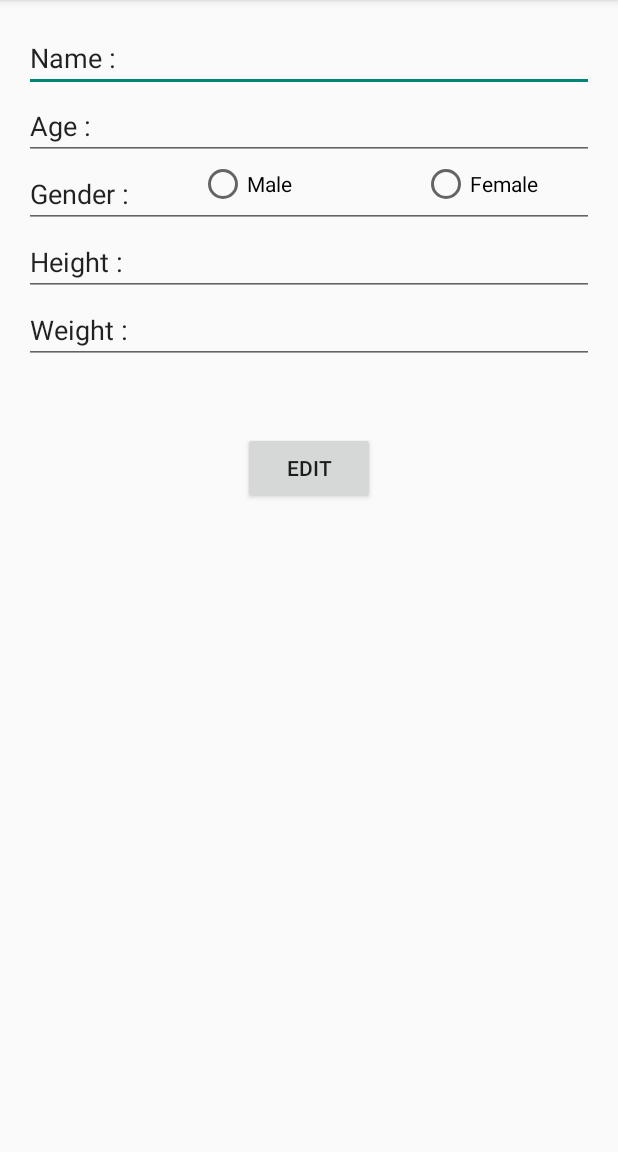
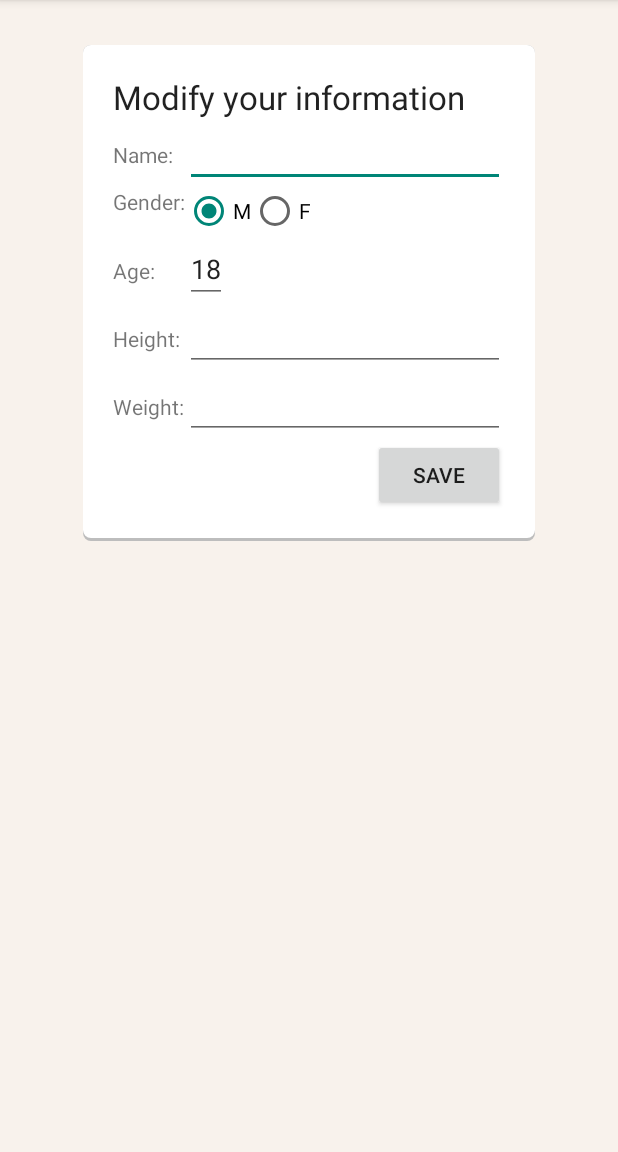
Before and after one commit to billyng7900/stepcounter, an Android app: the layout activity_view.xml on its own in the app's theme, with its tools: preview values and no code run, on a phone screen of 412 x 824 dp, the part 84-1236 px from its top. Run offline under Robolectric (Android 15) with nearby library versions, the phone set to English and light mode, and no system bars.

Commit message:
View User Data Updated

```diff
--- a/app/src/main/java/com/example/billy/myapplication/ViewListAdapter.java
+++ b/app/src/main/java/com/example/billy/myapplication/ViewListAdapter.java
@@ -5,6 +5,7 @@ import android.view.LayoutInflater;
 import android.view.View;
 import android.view.ViewGroup;
 import android.widget.BaseAdapter;
+import android.widget.RadioGroup;
 import android.widget.TextView;
 
 import java.util.ArrayList;
@@ -16,7 +17,7 @@ public class ViewListAdapter extends BaseAdapter {
     static class ViewHolder{
         TextView name;
         TextView age;
-        TextView gender;
+        RadioGroup gender;
         TextView height;
         TextView weight;
     }
@@ -48,7 +49,7 @@ public class ViewListAdapter extends BaseAdapter {
             holder=new ViewHolder();
             holder.name=(TextView)convertView.findViewById(R.id.tv_name);
             holder.age=(TextView)convertView.findViewById(R.id.tv_age);
-            holder.gender=(TextView)convertView.findViewById(R.id.tv_gender);
+            holder.gender=(RadioGroup)convertView.findViewById(R.id.genderRadioGroup);
             holder.height=(TextView)convertView.findViewById(R.id.tv_height);
             holder.weight=(TextView)convertView.findViewById(R.id.tv_weight);
 
@@ -58,7 +59,6 @@ public class ViewListAdapter extends BaseAdapter {
         }
         holder.name.setText(userData.get(position).getName());
         holder.age.setText(String.valueOf(userData.get(position).getAge()));
-        holder.gender.setText(userData.get(position).getGender());
         holder.height.setText(String.valueOf(userData.get(position).getHeight()));
         holder.weight.setText(String.valueOf(userData.get(position).getWeight()));
         return convertView;
--- a/app/src/main/res/layout/activity_view.xml
+++ b/app/src/main/res/layout/activity_view.xml
@@ -1,83 +1,141 @@
-<RelativeLayout xmlns:android="http://schemas.android.com/apk/res/android"
-    xmlns:tools="http://schemas.android.com/tools" android:layout_width="match_parent"
-    android:layout_height="match_parent" android:paddingLeft="@dimen/activity_horizontal_margin"
-    android:paddingRight="@dimen/activity_horizontal_margin"
-    android:paddingTop="@dimen/activity_vertical_margin"
-    android:paddingBottom="@dimen/activity_vertical_margin" tools:context=".MainActivity">
+<?xml version="1.0" encoding="utf-8"?>
+<LinearLayout xmlns:android="http://schemas.android.com/apk/res/android"
+    android:orientation="vertical" android:layout_width="match_parent"
+    android:layout_height="match_parent"
+    android:weightSum="1"
+    android:background="@color/bg_color">
+
+    <GridLayout
+        android:layout_width="wrap_content"
+        android:layout_height="wrap_content"
+        android:columnCount="2"
+        android:rowCount="8"
+        android:layout_gravity="center_horizontal"
+        android:background="@drawable/layout_rectangle"
+        android:padding="20dp"
+        android:layout_marginLeft="20dp"
+        android:layout_marginTop="30dp"
+        android:layout_marginRight="20dp" >
+
+    <TextView
+        android:layout_width="wrap_content"
+        android:layout_height="wrap_content"
+        android:textAppearance="?android:attr/textAppearanceLarge"
+        android:text="Modify your information"
+        android:id="@+id/infoLabel"
+        android:layout_row="0"
+        android:layout_column="0"
+        android:layout_columnSpan="2"/>
+
+    <TextView
+        android:layout_width="wrap_content"
+        android:layout_height="wrap_content"
+        android:text="@string/name_Label"
+        android:id="@+id/nameLabel"
+        android:layout_row="2"
+        android:layout_column="0" />
 
     <EditText
         android:layout_width="wrap_content"
         android:layout_height="wrap_content"
         android:inputType="textPersonName"
-        android:text="Name : "
         android:ems="10"
         android:id="@+id/tv_name"
-        android:layout_alignParentTop="true"
-        android:layout_alignParentStart="true"
-        android:layout_alignParentEnd="true" />
+        android:layout_row="2"
+        android:layout_column="1" />
+
+    <TextView
+        android:layout_width="wrap_content"
+        android:layout_height="wrap_content"
+        android:text="@string/gender_Label"
+        android:id="@+id/genderLabel"
+        android:layout_row="3"
+        android:layout_column="0" />
+
+    <RadioGroup
+        android:layout_width="match_parent"
+        android:layout_height="match_parent"
+        android:layout_row="3"
+        android:layout_column="1"
+        android:orientation="horizontal"
+        android:id="@+id/genderRadioGroup">
+
+        <RadioButton
+            android:layout_width="wrap_content"
+            android:layout_height="wrap_content"
+            android:text="M"
+            android:id="@+id/maleButton"
+            android:layout_gravity="right"
+            android:checked="true"
+            android:onClick="selectGender" />
+
+        <RadioButton
+            android:layout_width="wrap_content"
+            android:layout_height="wrap_content"
+            android:text="F"
+            android:id="@+id/femaleButton"
+            android:checked="false"
+            android:onClick="selectGender" />
+    </RadioGroup>
+
+    <TextView
+        android:layout_width="wrap_content"
+        android:layout_height="wrap_content"
+        android:text="@string/age_Label"
+        android:id="@+id/ageLabel"
+        android:layout_row="4"
+        android:layout_column="0" />
 
     <EditText
         android:layout_width="wrap_content"
         android:layout_height="wrap_content"
+        android:text="18"
         android:id="@+id/tv_age"
-        android:layout_below="@+id/tv_name"
-        android:layout_alignParentStart="true"
-        android:layout_alignParentEnd="true"
-        android:text="Age : " />
+        android:layout_row="4"
+        android:layout_column="1" />
+
+    <TextView
+        android:layout_width="wrap_content"
+        android:layout_height="wrap_content"
+        android:text="@string/height_Label"
+        android:id="@+id/heightLabel"
+        android:layout_row="5"
+        android:layout_column="0" />
 
     <EditText
         android:layout_width="wrap_content"
         android:layout_height="wrap_content"
-        android:id="@+id/tv_gender"
-        android:layout_below="@+id/tv_age"
-        android:layout_alignParentStart="true"
-        android:layout_alignEnd="@+id/tv_age"
-        android:text="Gender : " />
+        android:inputType="numberDecimal"
+        android:ems="10"
+        android:id="@+id/tv_height"
+        android:layout_row="5"
+        android:layout_column="1" />
+
+    <TextView
+        android:layout_width="wrap_content"
+        android:layout_height="wrap_content"
+        android:text="@string/weight_Label"
+        android:id="@+id/weightLabel"
+        android:layout_row="6"
+        android:layout_column="0" />
 
     <EditText
         android:layout_width="wrap_content"
         android:layout_height="wrap_content"
-        android:id="@+id/tv_height"
-        android:layout_below="@+id/tv_gender"
-        android:layout_alignParentStart="true"
-        android:layout_alignEnd="@+id/tv_gender"
-        android:text="Height :" />
-
-    <EditText
-        android:layout_width="wrap_content"
-        android:layout_height="wrap_content"
+        android:inputType="numberDecimal"
+        android:ems="10"
         android:id="@+id/tv_weight"
-        android:layout_below="@+id/tv_height"
-        android:layout_alignParentStart="true"
-        android:layout_alignEnd="@+id/tv_height"
-        android:text="Weight : " />
+        android:layout_row="6"
+        android:layout_column="1" />
 
     <Button
         android:layout_width="wrap_content"
         android:layout_height="wrap_content"
-        android:text="Edit"
-        android:id="@+id/tv_edit"
-        android:layout_marginTop="45dp"
-        android:layout_below="@+id/tv_weight"
-        android:layout_centerHorizontal="true" />
-
-    <RadioButton
-        android:layout_width="wrap_content"
-        android:layout_height="wrap_content"
-        android:text="Male"
-        android:id="@+id/male"
-        android:checked="false"
-        android:layout_below="@+id/tv_age"
-        android:layout_alignEnd="@+id/tv_edit"
-        android:layout_marginEnd="55dp" />
-
-    <RadioButton
-        android:layout_width="wrap_content"
-        android:layout_height="wrap_content"
-        android:text="Female"
-        android:id="@+id/female"
-        android:layout_below="@+id/tv_age"
-        android:layout_alignEnd="@+id/tv_age"
-        android:layout_marginEnd="37dp"
-        android:checked="false" />
-</RelativeLayout>
+        android:text="@string/save_user_info_button"
+        android:id="@+id/tv_save"
+        android:layout_row="7"
+        android:layout_column="1"
+        android:layout_gravity="right"
+        android:onClick="onClickSave" />
+</GridLayout>
+</LinearLayout>
```
Also changed, not shown: app/src/main/java/com/example/billy/myapplication/ViewActivity.java (+117 -38 lines), app/src/main/java/com/example/billy/myapplication/ViewDBHelper.java (deleted, +0 -109 lines), app/src/main/java/com/example/billy/myapplication/ViewEntry.java (deleted, +0 -15 lines).
